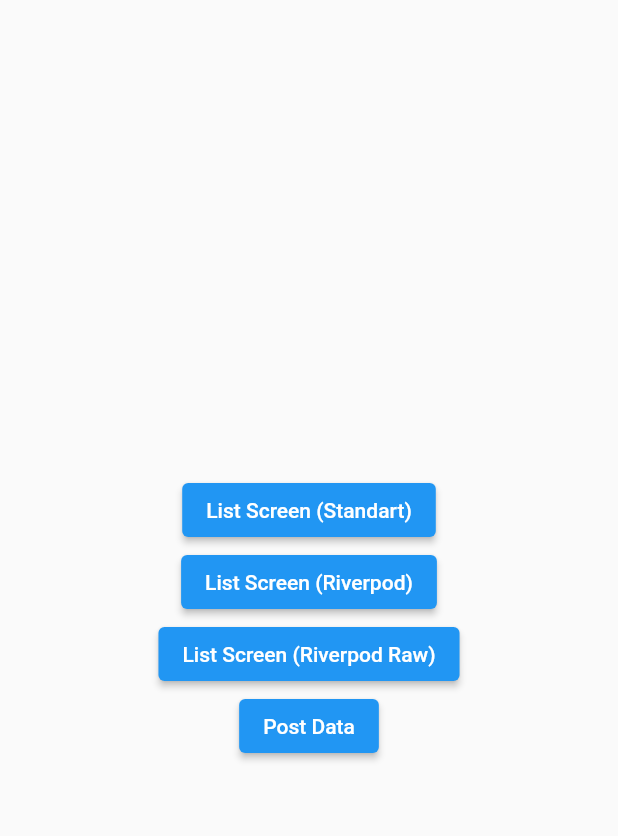
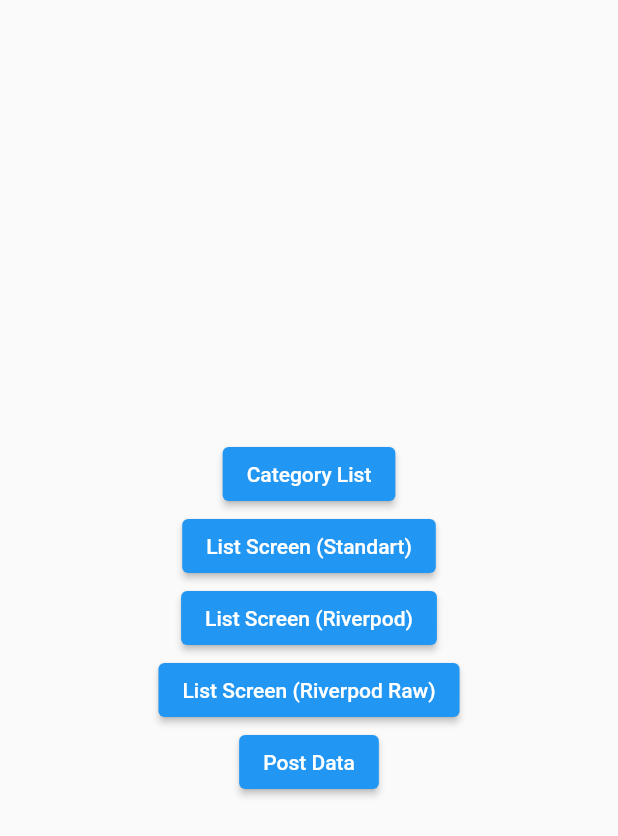
Before and after one commit to SafakB/dio_with_riverpod, a Flutter app: the screen it shows after launch, on a phone screen of 412 x 824 dp. Shown: the top 836 px of the screen. Run offline on Flutter 3.47's test engine with Material 2 defaults, Android fonts, the phone set to English and light mode, and no system bars; our stand-ins replace dio, flutter_riverpod.

Commit message:
added zii api, and category list

```diff
--- a/lib/main.dart
+++ b/lib/main.dart
@@ -1,8 +1,10 @@
 import 'dart:developer';
 
+import 'package:dio_app/pages/category/category_list.dart';
 import 'package:dio_app/pages/list_screens/list_screen.dart';
 import 'package:dio_app/pages/list_screens/list_screen2.dart';
 import 'package:dio_app/pages/list_screens/list_screen3.dart';
+import 'package:dio_app/providers/global_provider.dart';
 import 'package:dio_app/service/artonomi_service.dart';
 import 'package:flutter/material.dart';
 import 'package:flutter_riverpod/flutter_riverpod.dart';
@@ -24,11 +26,11 @@ class MyApp extends StatelessWidget {
 
 
 
-class HomeScreen extends StatelessWidget {
+class HomeScreen extends ConsumerWidget {
   const HomeScreen({Key? key}) : super(key: key);
 
   @override
-  Widget build(BuildContext context) {
+  Widget build(BuildContext context,WidgetRef ref) {
     return Scaffold(
       body: SafeArea(
         child: Center(
@@ -36,6 +38,13 @@ class HomeScreen extends StatelessWidget {
             mainAxisAlignment: MainAxisAlignment.center,
             crossAxisAlignment: CrossAxisAlignment.center,
             children: [
+              ElevatedButton(
+                onPressed: (){
+                  ref.read(breadcrumbProvider.notifier).state = [];
+                  Navigator.of(context).push(MaterialPageRoute(builder: (context) => const CategoryList()));
+                },
+                child: const Text('Category List')
+              ),
               ElevatedButton(
                 onPressed: ()=>Navigator.of(context).push(MaterialPageRoute(builder: (context) => const ListScreen())),
                 child: const Text('List Screen (Standart)')
@@ -52,7 +61,8 @@ class HomeScreen extends StatelessWidget {
                 onPressed: (){
                   log('pressed');
                     // ignore: avoid_single_cascade_in_expression_statements
-                    ArtonomiService(endpoint: 'app/postTest',formdata: {'qwe':'asdasd','qw':'as4a65sd4'}).post();
+                    //ArtonomiService(endpoint: 'app/postTest',formdata: {'qwe':'asdasd','qw':'as4a65sd4'}).post();
+                    //ArtonomiService().getCategories(null);
                 },
                 child: const Text('Post Data')
               ),
--- /dev/null
+++ b/lib/models/category_model.dart
@@ -0,0 +1,89 @@
+// To parse this JSON data, do
+//
+//     final category = categoryFromJson(jsonString);
+
+import 'dart:convert';
+
+Category categoryFromJson(String str) => Category.fromJson(json.decode(str));
+
+String categoryToJson(Category data) => json.encode(data.toJson());
+
+class Category {
+    Category({
+        this.id,
+        this.name,
+        this.slug,
+        this.orderNumber,
+        this.topCategory,
+        this.topChild,
+        this.photo,
+        this.imagephoto,
+        this.mobilePhoto,
+        this.checkShow,
+        this.parentId,
+        this.count,
+        this.seoTag,
+        this.description,
+        this.createdAt,
+        this.updatedAt,
+        this.status,
+    });
+
+    int? id;
+    String? name;
+    String? slug;
+    int? orderNumber;
+    int? topCategory;
+    int? topChild;
+    String? photo;
+    String? imagephoto;
+    String? mobilePhoto;
+    int? checkShow;
+    int? parentId;
+    int? count;
+    dynamic seoTag;
+    dynamic description;
+    DateTime? createdAt;
+    DateTime? updatedAt;
+    int? status;
+
+    factory Category.fromJson(Map<String, dynamic> json) => Category(
+        id: json["id"],
+        name: json["name"],
+        slug: json["slug"],
+        orderNumber: json["order_number"],
+        topCategory: json["top_category"],
+        topChild: json["top_child"],
+        photo: json["photo"],
+        imagephoto: json["imagephoto"],
+        mobilePhoto: json["mobile_photo"],
+        checkShow: json["check_show"],
+        parentId: json["parent_id"],
+        count: json["count"],
+        seoTag: json["seo_tag"],
+        description: json["description"],
+        createdAt: DateTime.parse(json["created_at"]),
+        updatedAt: DateTime.parse(json["updated_at"]),
+        status: json["status"],
+    );
+
+    Map<String, dynamic> toJson() => {
+        "id": id,
+        "name": name,
+        "slug": slug,
+        "order_number": orderNumber,
+        "top_category": topCategory,
+        "top_child": topChild,
+        "photo": photo,
+        "imagephoto": imagephoto,
+        "mobile_photo": mobilePhoto,
+        "check_show": checkShow,
+        "parent_id": parentId,
+        "count": count,
+        "seo_tag": seoTag,
+        "description": description,
+        "created_at": createdAt==null ? null : createdAt!.toIso8601String(),
+        "updated_at": updatedAt==null ? null : updatedAt!.toIso8601String(),
+        "status": status,
+    };
+}
--- a/lib/providers/global_provider.dart
+++ b/lib/providers/global_provider.dart
@@ -1,3 +1,4 @@
+import 'package:dio_app/models/category_model.dart';
 import 'package:dio_app/models/user_model.dart';
 import 'package:dio_app/service/artonomi_service.dart';
 import 'package:flutter_riverpod/flutter_riverpod.dart';
@@ -15,3 +16,13 @@ final usersProvider = FutureProvider<List<User>>((ref) async {
   List<User> users = await service.getUsers();
   return users;
 });
+
+final categoryProvider = FutureProvider.family<List<Category>,int>((ref,categoryId) async {
+  var service = ref.watch(serviceProvider);
+  List<Category> categories = await service.getCategories(categoryId);
+  return categories;
+});
+
+final breadcrumbProvider = StateProvider<List<String>>((ref) {
+  return [];
+});
--- a/lib/service/artonomi_service.dart
+++ b/lib/service/artonomi_service.dart
@@ -1,11 +1,14 @@
 import 'dart:convert';
 import 'dart:developer';
 import 'package:dio/dio.dart';
+import 'package:dio_app/models/category_model.dart';
 import 'package:dio_app/models/user_model.dart';
 
 class ArtonomiService {
-  late Dio dio = Dio(BaseOptions(baseUrl: 'https://dummyjson.com/'));
+  //late Dio dio = Dio(BaseOptions(baseUrl: 'https://dummyjson.com/'));
   //late Dio dio = Dio(BaseOptions(baseUrl: 'https://fiko.artonomi.org/api/'));
+  late Dio dio = Dio(BaseOptions(baseUrl: 'https://www.alanzii.com/api/'));
+
   String? token;
   String? endpoint;
   Map<String,dynamic>? formdata;
@@ -15,6 +18,26 @@ class ArtonomiService {
     this.endpoint,
     this.formdata
   });
+
+  Future<List<Category>> getCategories(int? categoryId)async {
+    List<Category> categories = [];
+    int categoryid = categoryId ?? 0;
+
+    final response = await dio.get('categories/childs/$categoryid');
+
+    if(response.statusCode==200){
+      if(response.data['data']==false){
+        return Future.delayed(const Duration(milliseconds: 10),() => [],);
+      }else{
+        var dataList = (response.data['data'] as List);
+        categories = dataList.map((e) => Category.fromJson(e)).toList();
+        return categories;
+      }
+
+    }
+    return Future.delayed(const Duration(milliseconds: 10),() => [],);
+  }
+
 
   Future<List<User>> getUsers()async {
     List<User> users = [];
```
Also changed, not shown: lib/pages/category/category_list.dart (added, +71 -0 lines).
